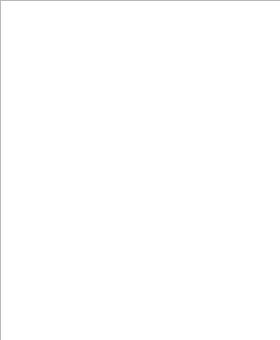
The window that deliciousClient/SearchResultForm.ui (gaoxiaojun/delicacymap) describes before a commit, drawn with Qt 5.
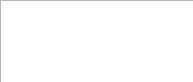
The same window after the commit.

Diff of the .ui file:
```diff
--- a/deliciousClient/SearchResultForm.ui
+++ b/deliciousClient/SearchResultForm.ui
@@ -6,8 +6,8 @@
    <rect>
     <x>0</x>
     <y>0</y>
-    <width>280</width>
-    <height>340</height>
+    <width>193</width>
+    <height>82</height>
    </rect>
   </property>
   <property name="sizePolicy">
```
